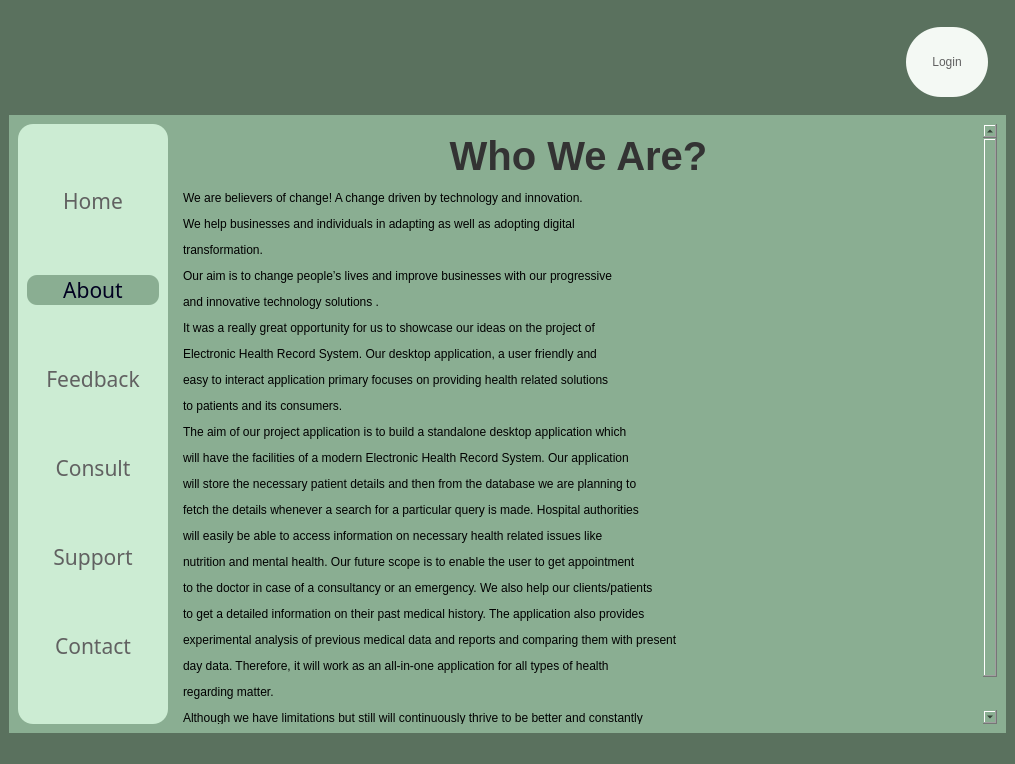
Above: About_page.ui from srishtiigautam/restorehealth before the change. Below: the same form after it.
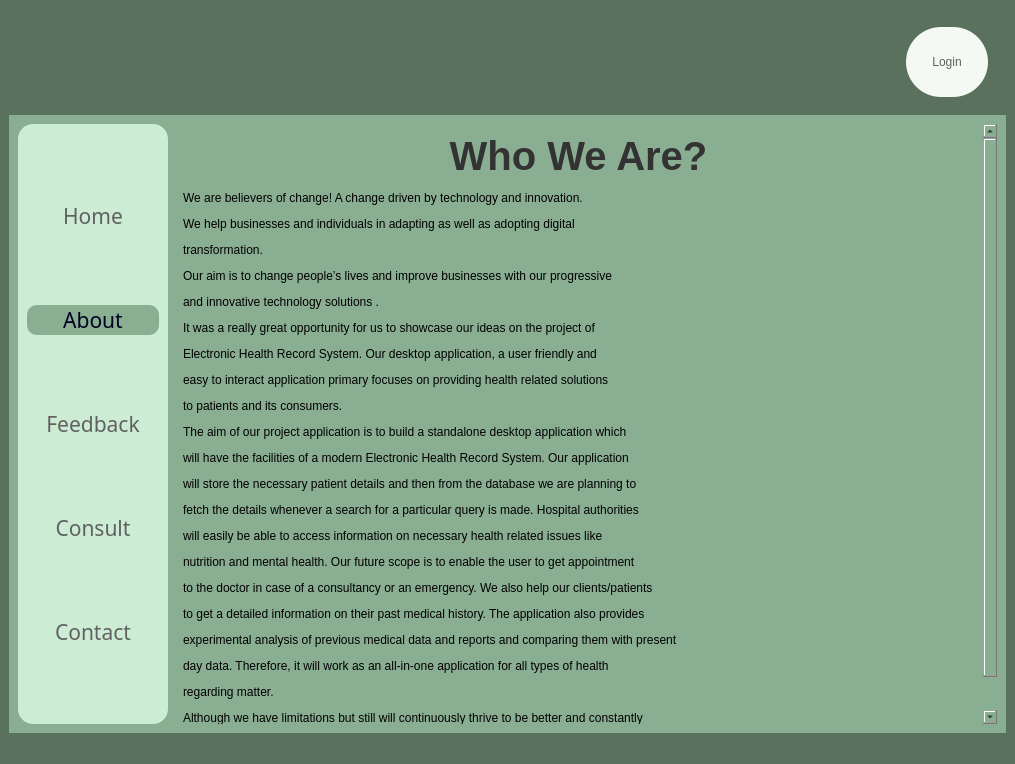
That is the form after the change. Icons and pictures are not drawn.

Diff of the .ui file:
```diff
--- a/About_page.ui
+++ b/About_page.ui
@@ -214,6 +214,7 @@
              <font>
               <family>Javanese Text</family>
               <pointsize>16</pointsize>
+              <weight>50</weight>
               <bold>false</bold>
              </font>
             </property>
@@ -246,6 +247,7 @@
              <font>
               <family>Javanese Text</family>
               <pointsize>16</pointsize>
+              <weight>50</weight>
               <bold>false</bold>
              </font>
             </property>
@@ -270,6 +272,7 @@
              <font>
               <family>Javanese Text</family>
               <pointsize>16</pointsize>
+              <weight>50</weight>
               <bold>false</bold>
              </font>
             </property>
@@ -302,6 +305,7 @@
              <font>
               <family>Javanese Text</family>
               <pointsize>16</pointsize>
+              <weight>50</weight>
               <bold>false</bold>
              </font>
             </property>
@@ -328,44 +332,13 @@
             </property>
            </widget>
           </item>
-          <item>
-           <widget class="QPushButton" name="pushButton_5">
-            <property name="font">
-             <font>
-              <family>Javanese Text</family>
-              <pointsize>16</pointsize>
-              <bold>false</bold>
-             </font>
-            </property>
-            <property name="cursor">
-             <cursorShape>PointingHandCursor</cursorShape>
-            </property>
-            <property name="styleSheet">
-             <string notr="true">QPushButton{
-color: rgb(97, 97, 97);
-border-radius:10px;
-}
-
-QPushButton:hover{
-background-color: rgb(220, 255, 228);
-	/*color: rgb(255, 255, 255);*/
-	font: 700 16pt &quot;Constantia&quot;;
-}
-
-
-</string>
-            </property>
-            <property name="text">
-             <string>Support</string>
-            </property>
-           </widget>
-          </item>
           <item>
            <widget class="QPushButton" name="Contact_button">
             <property name="font">
              <font>
               <family>Javanese Text</family>
               <pointsize>16</pointsize>
+              <weight>50</weight>
               <bold>false</bold>
              </font>
             </property>
```
Left out of the diff: 4 changed lines with no effect on the pictures.
